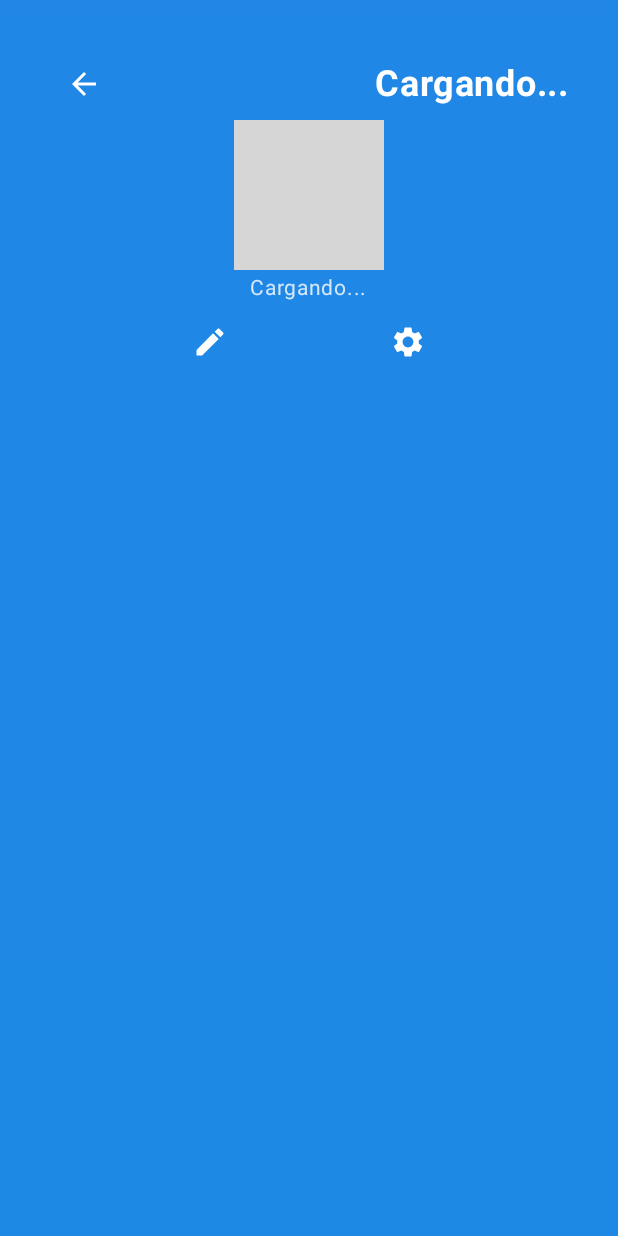
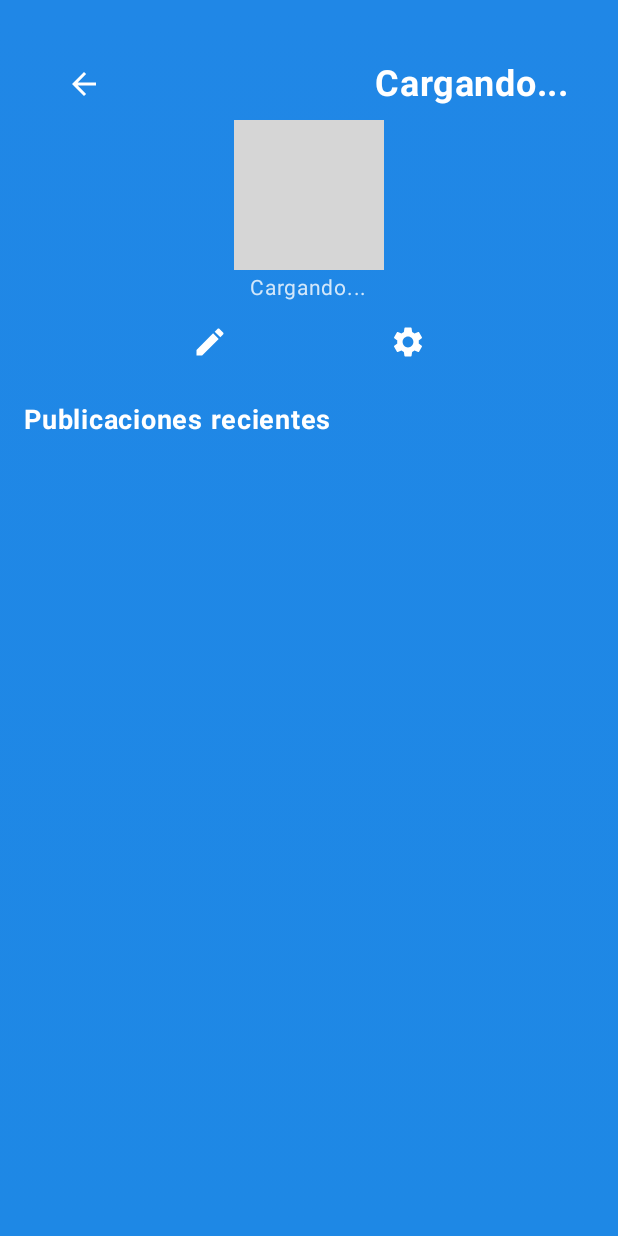
Before and after one commit to azaelmm/PINGBOND, an Android app built with Jetpack Compose: the perfil screen opened through its navigation route, on a phone screen of 412 x 824 dp. Run offline under Robolectric (Android 15) with nearby library versions, the phone set to English and light mode, and no system bars; our stand-ins replace Firebase (no records; nobody signed in at launch, a user with empty details on screens opened directly); pictures from the network do not load; grey boxes are pictures that could not be loaded.

Commit message:
Carga del historial de publicaciones en orden ascendente segun la fecha en la pagina ProfileScreen 2

```diff
--- a/app/src/main/java/com/example/pingbond/Features/DashboardScreens/ProfileScreen.kt
+++ b/app/src/main/java/com/example/pingbond/Features/DashboardScreens/ProfileScreen.kt
@@ -77,6 +77,8 @@ fun ProfileScreenContentWithAnimation(navController: NavController) {
     var email by remember { mutableStateOf("Cargando...") }
     var profilePicUrl by remember { mutableStateOf("") }
     var showEditDialog by remember { mutableStateOf(false) }
+    var userPosts by remember { mutableStateOf<List<String>>(emptyList()) }
+
 
     // 🔹 Cargar datos del usuario desde Firestore
     LaunchedEffect(userId) {
@@ -90,8 +92,30 @@ fun ProfileScreenContentWithAnimation(navController: NavController) {
                         profilePicUrl = document.getString("profilePic") ?: ""
                     }
                 }
+
+            // 🔹 Cargar posts del usuario, ordenados por timestamp DESC
+            db.collection("posts")
+                .whereEqualTo("userId", id)
+                .orderBy("timestamp", com.google.firebase.firestore.Query.Direction.DESCENDING)
+                .addSnapshotListener { querySnapshot, error ->
+                    if (error != null) {
+                        println("❌ Error al cargar posts: ${error.message}")
+                        return@addSnapshotListener
+                    }
+
+                    val postsList = mutableListOf<String>()
+                    querySnapshot?.documents?.forEach { doc ->
+                        val content = doc.getString("content") ?: ""
+                        postsList.add(content)
+                    }
+
+                    userPosts = postsList
+                    println("✅ Posts cargados: ${userPosts.size}")
+                }
         }
     }
+
+
 
     Box(modifier = Modifier.fillMaxSize()) {
         AnimatedBackground()
@@ -115,6 +139,7 @@ fun ProfileScreenContentWithAnimation(navController: NavController) {
                     }
                 )
             }
+            PostsSection(posts = userPosts)
         }
     }
 }
```
